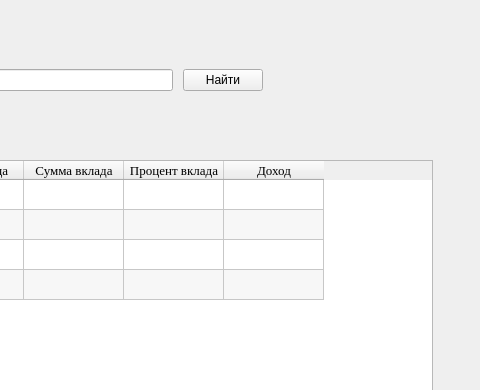
Above: Ui/Таблица.ui from notprogamer3/PractiseProject before the change; both pictures show x 638 to 1118 and y 0 to 390 of the 1118 by 806 pixel window. Below: the same form after it.
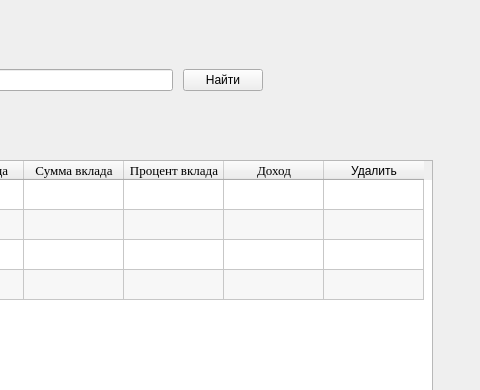
That is the form after the change.

Diff of the .ui file:
```diff
--- a/Ui/Таблица.ui
+++ b/Ui/Таблица.ui
@@ -147,11 +147,21 @@
       </font>
      </property>
     </column>
+    <column>
+     <property name="text">
+      <string>Удалить</string>
+     </property>
+    </column>
     <item row="0" column="0">
      <property name="text">
       <string/>
      </property>
     </item>
+    <item row="0" column="9">
+     <property name="text">
+      <string/>
+     </property>
+    </item>
    </widget>
    <widget class="QPushButton" name="BackToMenu">
     <property name="geometry">
```
